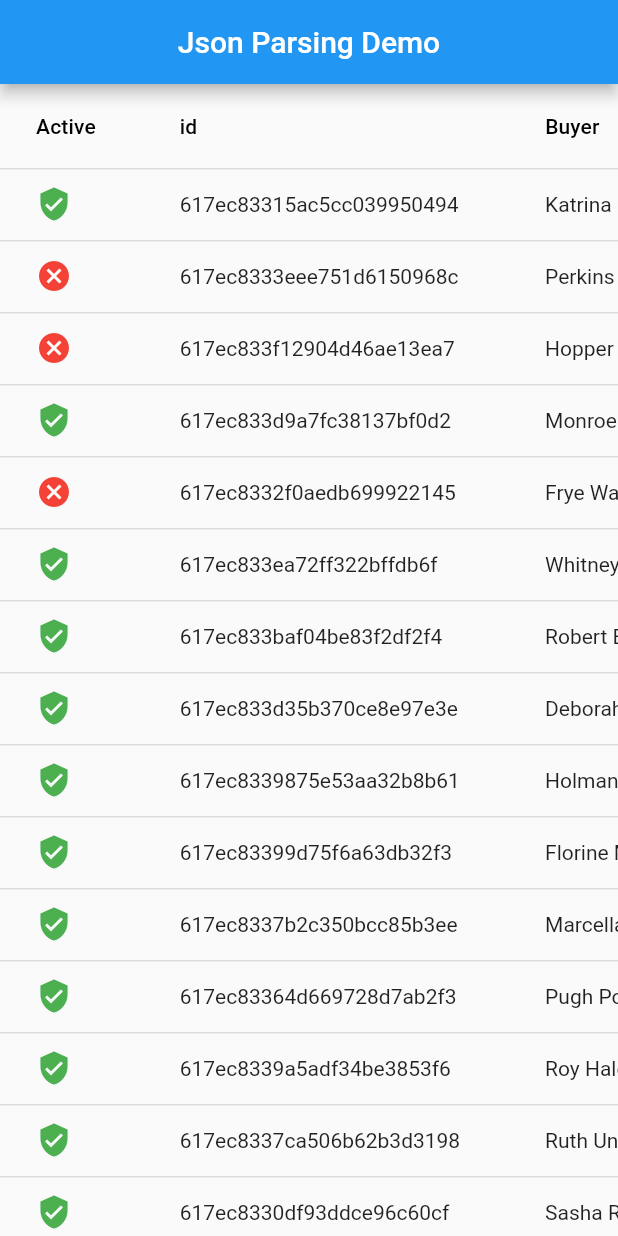
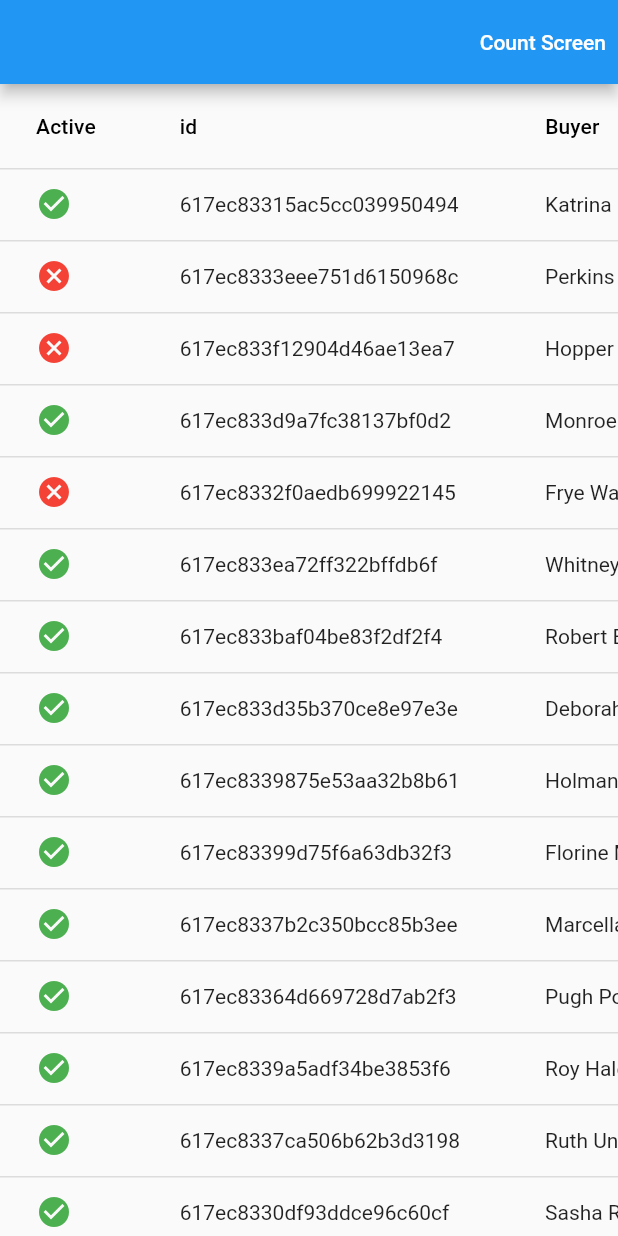
Before and after one commit to omda07/Anomynous, a Flutter app: the screen it shows after launch, on a phone screen of 412 x 824 dp. Run offline on Flutter 3.47's test engine with Material 2 defaults, Android fonts, the phone set to English and light mode, and no system bars.

Commit message:
count Screen

```diff
--- a/assets/raw/mJson.json
+++ b/assets/raw/mJson.json
@@ -226,7 +226,7 @@
         "#sit"
       ],
       "status": "DELIVERED",
-      "registered": "2021-04-26T10:48:22 -02:00"
+      "registered": "2021-02-04T06:53:22 -02:00"
     },
     {
       "id": "617ec8339a5adf34be3853f6",
--- a/lib/main.dart
+++ b/lib/main.dart
@@ -11,6 +11,7 @@ class MyApp extends StatelessWidget {
   @override
   Widget build(BuildContext context) {
     return MaterialApp(
+      debugShowCheckedModeBanner: false,
       title: 'Flutter Demo',
       theme: ThemeData(
         primarySwatch: Colors.blue,
--- a/lib/pages/homePage.dart
+++ b/lib/pages/homePage.dart
@@ -1,15 +1,29 @@
-import 'package:flapklap/provider/myHomePageProvider.dart';
+import 'package:flapkap/pages/count.dart';
 import 'package:flutter/material.dart';
 import 'package:provider/provider.dart';
-
+import '../provider/myHomePageProvider.dart';
 
 class MyHomePage extends StatelessWidget {
+  const MyHomePage({Key? key}) : super(key: key);
+
   @override
   Widget build(BuildContext context) {
     return Scaffold(
       appBar: AppBar(
-        centerTitle: true,
-        title: const Text('Json Parsing Demo'),
+        actions: [
+          TextButton(
+            onPressed: () {
+              Navigator.push(
+                context,
+                MaterialPageRoute(builder: (context) => const Count()),
+              );
+            },
+            child: Text(
+              'Count Screen',
+              style: TextStyle(color: Colors.white),
+            ),
+          ),
+        ],
       ),
       body: ChangeNotifierProvider<MyHomePageProvider>(
         create: (context) => MyHomePageProvider(),
@@ -17,7 +31,7 @@ class MyHomePage extends StatelessWidget {
           builder: (context, provider, child) {
             if (provider.data == null) {
               provider.getData(context);
-              return const Center(child:  CircularProgressIndicator());
+              return const Center(child: CircularProgressIndicator());
             }
             // when we have the json loaded... let's put the data into a data table widget
             return SingleChildScrollView(
@@ -25,31 +39,30 @@ class MyHomePage extends StatelessWidget {
               // Data table widget in not scrollable so we have to wrap it in a scroll view when we have a large data set..
               child: SingleChildScrollView(
                 child: DataTable(
-                  columns:const [
+                  columns: const [
                     DataColumn(
-                        label:  Text('Active'),
-                        tooltip: 'represents if user is verified.'),
+                        label: Text('Active'), tooltip: 'represents if Active'),
                     DataColumn(
-                        label:  Text('id'),
-                        tooltip: 'represents first name of the user'),
+                        label: Text('id'), tooltip: 'represents order id'),
                     DataColumn(
-                        label:  Text('Buyer'),
-                        tooltip: 'represents last name of the user'),
+                        label: Text('Buyer'),
+                        tooltip: 'represents Buyer name of the order'),
                     DataColumn(
-                        label:Text ('Company'),
-                        tooltip: 'represents email address of the user'),
+                        label: Text('Company'),
+                        tooltip: 'represents Company name of the order'),
                     DataColumn(
-                        label:Text ('Price'),
-                        tooltip: 'represents email address of the user'),
+                        label: Text('Price'),
+                        tooltip: 'represents Price of the order'),
                     DataColumn(
-                        label:  Text('Tags'),
-                        tooltip: 'represents phone number of the user'),
+                        label: Text('Tags'),
+                        tooltip: 'represents Tags of the order'),
                     DataColumn(
-                        label:  Text('Registered'),
-                        tooltip: 'represents phone number of the user'),
+                        label: Text('Registered'),
+                        tooltip:
+                            'represents date and  time Registered of the order'),
                     DataColumn(
-                        label:  Text('Status'),
-                        tooltip: 'represents phone number of the user'),
+                        label: Text('Status'),
+                        tooltip: 'represents Status of the order'),
                   ],
                   rows: provider.data!.result!
                       .map((data) =>
@@ -57,12 +70,15 @@ class MyHomePage extends StatelessWidget {
                           DataRow(
                               // List<DataCell> cells is required in every row
                               cells: [
-                                DataCell((data.isActive!)
+                                DataCell(
+                                  (data.isActive!)
                                       ? const Icon(
-                                        Icons.verified_user,
+                                          Icons.check_circle,
                                           color: Colors.green,
                                         )
-                                    : const Icon(Icons.cancel, color: Colors.red)),
+                                      : const Icon(Icons.cancel,
+                                          color: Colors.red),
+                                ),
                                 // I want to display a green color icon when user is verified and red when unverified
                                 DataCell(Text(data.id!)),
                                 DataCell(Text(data.buyer!)),
--- a/pubspec.yaml
+++ b/pubspec.yaml
@@ -1,4 +1,4 @@
-name: flapklap
+name: flapkap
 description: A new Flutter project.
 
 # The following line prevents the package from being accidentally published to
@@ -30,6 +30,7 @@ dependencies:
   flutter:
     sdk: flutter
   provider: ^6.0.2
+  intl: ^0.17.0
 
   # The following adds the Cupertino Icons font to your application.
   # Use with the CupertinoIcons class for iOS style icons.
```
Also changed, not shown: lib/model/myData.dart (+14 -14 lines), lib/pages/count.dart (added, +51 -0 lines), lib/provider/myHomePageProvider.dart (+61 -14 lines), pubspec.lock. Lines whose indentation alone changed are shown as unchanged.
